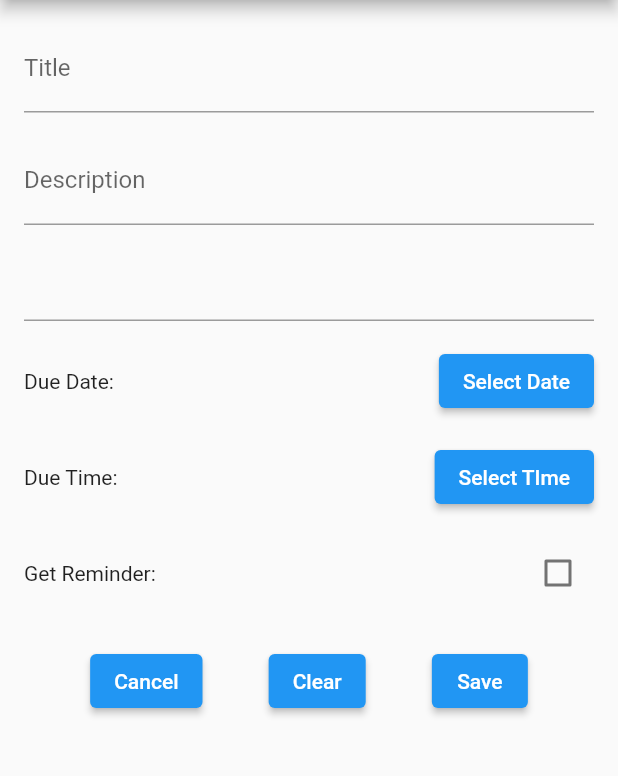
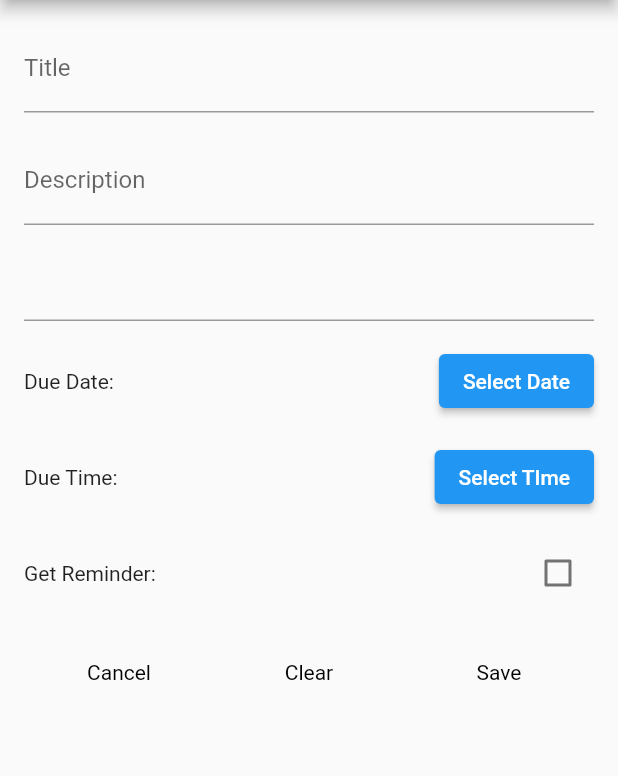
Before and after one commit to Elfen54/TodoHive, a Flutter app: the AddTodoScreen screen opened directly, on a phone screen of 412 x 824 dp, the part 84-860 px from its top. Run offline on Flutter 3.47's test engine with Material 2 defaults, Android fonts, the phone set to English and light mode, and no system bars; our stand-ins replace hive, hive_flutter; accounts and stored records are empty.

Commit message:
Modified the AddTodoItem Changed the Hover,Click,Click&Hold for Cancel,CLear,Save Buttons.

```diff
--- a/lib/screens/add_todo_screen.dart
+++ b/lib/screens/add_todo_screen.dart
@@ -44,7 +44,7 @@ class _AddTodoScreenState extends State<AddTodoScreen> {
               controller: _titleController,
               decoration: InputDecoration(
                 labelText: 'Title',
-                errorText: _validate ? 'Value can\'t be Empty' : null,
+                errorText: _validate ? 'Title can\'t be Empty' : null,
               ),
             ),
             const SizedBox(height: 16),
@@ -125,17 +125,35 @@ class _AddTodoScreenState extends State<AddTodoScreen> {
             const SizedBox(height: 24),
             /// Elevated Buttons
             Row(
-              mainAxisAlignment: MainAxisAlignment.spaceEvenly,
+              mainAxisAlignment: MainAxisAlignment.spaceAround,
+              //mainAxisAlignment: MainAxisAlignment.spaceAround,
               children: [
-                ElevatedButton(
-                  onPressed: () {
-                    // When the Cancel button is pressed, Navigate back to the HomeScreen
+                Flexible(
+                    child: InkWell (
+                      onTap: () {
+                    // Handle Cancel Button tap
                         Navigator.pop(context);
                       },
-                  child: const Text('Cancel'),
+                      splashColor: Colors.lightBlueAccent, // Color on  Press
+                      child: Container (
+                        padding: const EdgeInsets.all(10), // Add padding for button size
+                        color: Colors.transparent,
+                         child: const Center(
+                           child: Text(
+                             'Cancel',
+                             style: TextStyle(
+                               color: Colors.black, // Default color
                              ),
-                ElevatedButton(
-                  onPressed: () {
+                           ),
+                         ),
+                        ),
+                      ),
+
+                    ),
+                Flexible(
+                    child: InkWell (
+                      onTap: () {
+                        //Handle Clear Button tap
                         // When the clear button is pressed, clear all the form fields
                         _titleController.clear();
                         _descriptionController.clear();
@@ -146,18 +164,32 @@ class _AddTodoScreenState extends State<AddTodoScreen> {
                           _dueTime = null;
                         });
                       },
-                  child: const Text('Clear'),
+                      splashColor: Colors.grey,
+                      child: Container (
+                        padding: const EdgeInsets.all(10), // Add padding for the button size
+                        color: Colors.transparent,
+                        child: const Center(
+                          child:  Text(
+                            'Clear',
+                            style: TextStyle(
+                              color: Colors.black, //Default color
+                            ),
+                          ),
+                        ),
+                      ),
+                    ),
                 ),
 
-                ElevatedButton(
-                  onPressed: () {
-                    // Validate title field
+                Flexible(
+                    child: InkWell (
+                      onTap: () {
+                        // Handle Save button tap
                         setState(() {
                           _titleController.text.trim().isEmpty ? _validate = true : _validate = false;
                         });
 
-                    if(!_titleController.text.trim().isEmpty) {
-                      // When the Save button is pressed, save the new todo item to the Hive BOX
+                        if (_titleController.text.trim().isNotEmpty) {
+                          // When the save button is pressed, save the new todo item to the hive
                           final todoBox = Hive.box<Todo>('todos');
                           final newTodo = Todo(
                             _titleController.text,
@@ -174,7 +206,20 @@ class _AddTodoScreenState extends State<AddTodoScreen> {
                           Navigator.pop(context);
                         }
                       },
-                  child:const Text('Save'),
+                      splashColor: Colors.lightGreenAccent,  // Color on press
+                      child: Container (
+                        padding:  const EdgeInsets.all(10), // Add padding for button size
+                        color:  Colors.transparent,
+                        child: const Center (
+                          child: Text(
+                            'Save',
+                            style: TextStyle(
+                              color: Colors.black,
+                            ),
+                          ),
+                        ),
+                      ),
+                    ),
                 ),
               ],
             ),
```
Also changed, not shown: lib/screens/edit_todo.dart (added). Lines whose indentation alone changed are shown as unchanged.
